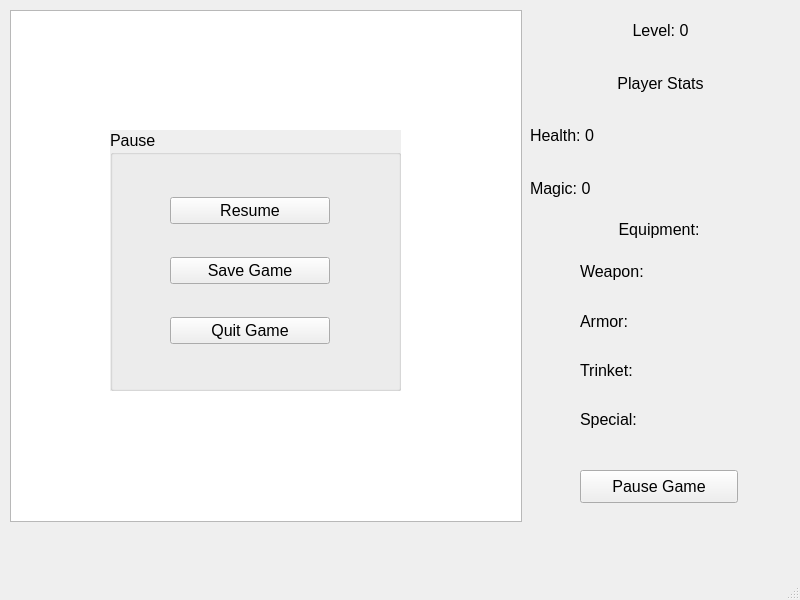
This is Game/mainwindow.ui in thyo9470/The-Thunder-Dungeon as Qt 5 draws it before an edit. The edited form follows.
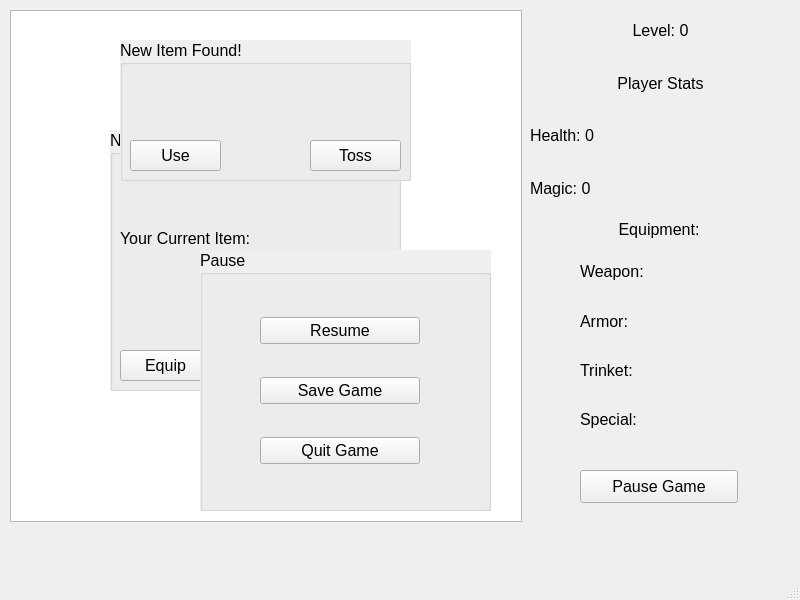
This is the edited form. Icons and pictures are not drawn. Custom widgets are drawn as their Qt base class.

What changed in the file:
```diff
--- a/Game/mainwindow.ui
+++ b/Game/mainwindow.ui
@@ -411,8 +411,8 @@
     </property>
     <property name="geometry">
      <rect>
-      <x>110</x>
-      <y>130</y>
+      <x>200</x>
+      <y>250</y>
       <width>291</width>
       <height>261</height>
      </rect>
@@ -480,6 +480,80 @@
      <string>Pause Game</string>
     </property>
    </widget>
+   <widget class="QGroupBox" name="consumableFoundDialogue">
+    <property name="enabled">
+     <bool>true</bool>
+    </property>
+    <property name="geometry">
+     <rect>
+      <x>120</x>
+      <y>40</y>
+      <width>291</width>
+      <height>141</height>
+     </rect>
+    </property>
+    <property name="font">
+     <font>
+      <pointsize>12</pointsize>
+     </font>
+    </property>
+    <property name="autoFillBackground">
+     <bool>true</bool>
+    </property>
+    <property name="title">
+     <string>New Item Found!</string>
+    </property>
+    <widget class="ItemImage" name="newItemImage_2">
+     <property name="geometry">
+      <rect>
+       <x>110</x>
+       <y>30</y>
+       <width>61</width>
+       <height>61</height>
+      </rect>
+     </property>
+     <property name="font">
+      <font>
+       <pointsize>8</pointsize>
+      </font>
+     </property>
+     <property name="text">
+      <string/>
+     </property>
+     <property name="pixmap">
+      <pixmap resource="resources.qrc">:/images/Slime.png</pixmap>
+     </property>
+     <property name="scaledContents">
+      <bool>true</bool>
+     </property>
+    </widget>
+    <widget class="QPushButton" name="equipButton_2">
+     <property name="geometry">
+      <rect>
+       <x>10</x>
+       <y>100</y>
+       <width>91</width>
+       <height>31</height>
+      </rect>
+     </property>
+     <property name="text">
+      <string>Use</string>
+     </property>
+    </widget>
+    <widget class="QPushButton" name="throwAwayButton_2">
+     <property name="geometry">
+      <rect>
+       <x>190</x>
+       <y>100</y>
+       <width>91</width>
+       <height>31</height>
+      </rect>
+     </property>
+     <property name="text">
+      <string>Toss</string>
+     </property>
+    </widget>
+   </widget>
   </widget>
   <widget class="QMenuBar" name="menubar">
    <property name="geometry">
```
Left out of the diff: 26 changed lines with no effect on the pictures.
